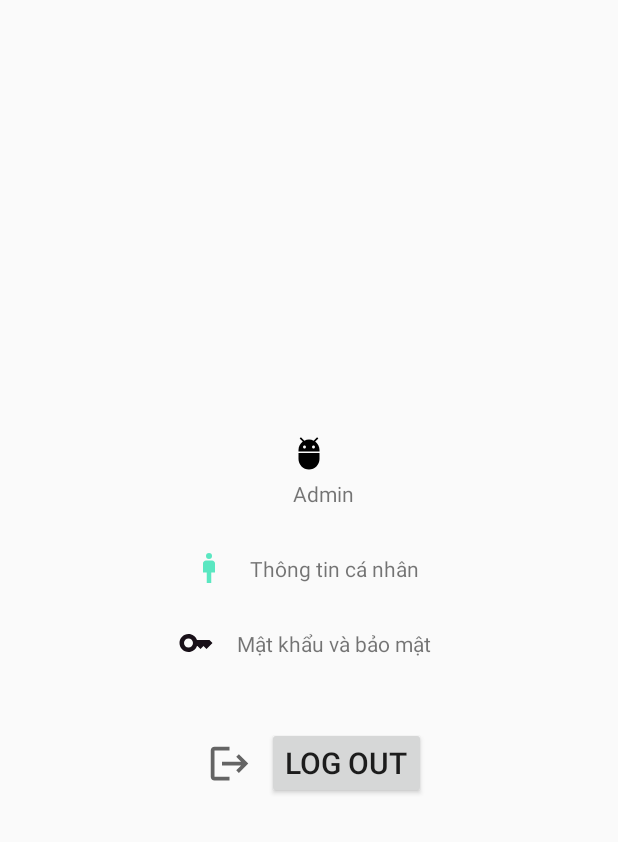
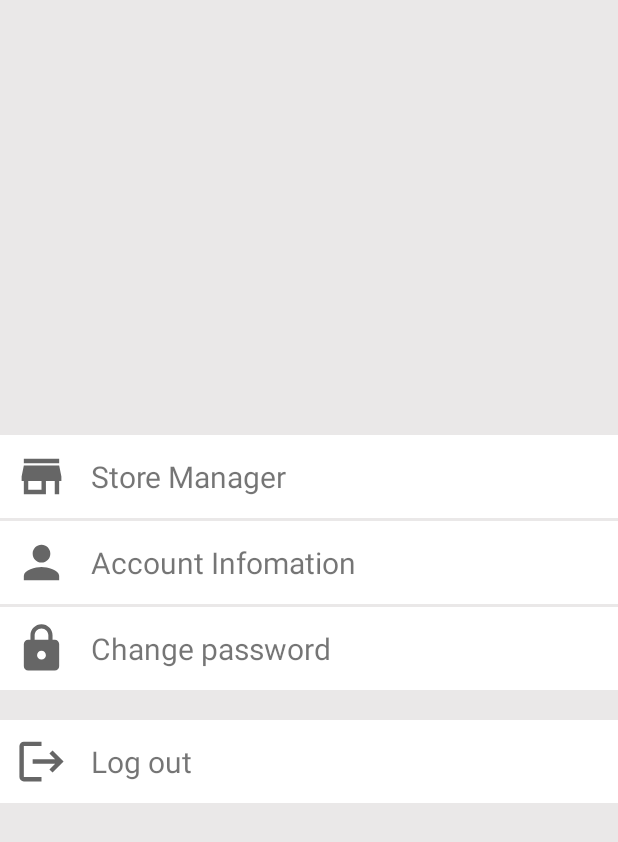
Before and after one commit to PhamTrGiang/Quan_ly_thue_xe, an Android app: the fragment Fragment_settinh shown on its own in the app's theme, on a phone screen of 412 x 824 dp. Shown: the top 842 px of the screen. Run offline under Robolectric (Android 15) with nearby library versions, the phone set to English and light mode, and no system bars.

Commit message:
Giang_background

```diff
--- a/app/src/main/java/com/example/quan_ly_thue_xe/Framentkhachhang/Fragment_settinh.java
+++ b/app/src/main/java/com/example/quan_ly_thue_xe/Framentkhachhang/Fragment_settinh.java
@@ -13,9 +13,10 @@ import android.view.ViewGroup;
 import android.widget.LinearLayout;
 
 import com.example.quan_ly_thue_xe.R;
+import com.example.quan_ly_thue_xe.StartScreenActivity;
 
 public class Fragment_settinh extends Fragment {
-LinearLayout admin1;
+LinearLayout admin1,linearLogout;
 
 
     public Fragment_settinh() {
@@ -24,7 +25,6 @@ LinearLayout admin1;
 
     public static Fragment_settinh newInstance() {
         Fragment_settinh fragment = new Fragment_settinh();
-
         return fragment;
     }
 
@@ -37,7 +37,7 @@ LinearLayout admin1;
     @Override
     public View onCreateView(LayoutInflater inflater, ViewGroup container,
                              Bundle savedInstanceState) {
-        return inflater.inflate(R.layout.fragment_settinh, container, false);
+        View v = inflater.inflate(R.layout.fragment_settinh, container, false);
 //        admin1=container.findViewById(R.id.admin1);
 //        admin1.setOnClickListener(new View.OnClickListener() {
 //            @Override
@@ -47,7 +47,16 @@ LinearLayout admin1;
 //
 //            }
 //        });
+        linearLogout = v.findViewById(R.id.linearLogout);
+        linearLogout.setOnClickListener(new View.OnClickListener() {
+            @Override
+            public void onClick(View v) {
+                Intent iLogout = new Intent(getContext(), StartScreenActivity.class);
+                startActivity(iLogout);
 
+            }
+        });
+        return v;
     }
 
 
@@ -60,8 +69,6 @@ LinearLayout admin1;
             public void onClick(View v) {
                 Intent intent = new Intent(getContext(),MainActivity.class);
                 startActivity(intent);
-
-
             }
         });
     }
--- /dev/null
+++ b/app/src/main/res/drawable/background_button_setting.xml
@@ -0,0 +1,7 @@
+<?xml version="1.0" encoding="utf-8"?>
+<shape xmlns:android="http://schemas.android.com/apk/res/android">
+    <solid
+        android:color="@color/white"
+        />
+
+</shape>
--- /dev/null
+++ b/app/src/main/res/drawable/ic_baseline_lock_24.xml
@@ -0,0 +1,10 @@
+<vector xmlns:android="http://schemas.android.com/apk/res/android"
+    android:width="24dp"
+    android:height="24dp"
+    android:viewportWidth="24"
+    android:viewportHeight="24"
+    android:tint="?attr/colorControlNormal">
+  <path
+      android:fillColor="@android:color/white"
+      android:pathData="M18,8h-1L17,6c0,-2.76 -2.24,-5 -5,-5S7,3.24 7,6v2L6,8c-1.1,0 -2,0.9 -2,2v10c0,1.1 0.9,2 2,2h12c1.1,0 2,-0.9 2,-2L20,10c0,-1.1 -0.9,-2 -2,-2zM12,17c-1.1,0 -2,-0.9 -2,-2s0.9,-2 2,-2 2,0.9 2,2 -0.9,2 -2,2zM15.1,8L8.9,8L8.9,6c0,-1.71 1.39,-3.1 3.1,-3.1 1.71,0 3.1,1.39 3.1,3.1v2z"/>
+</vector>
--- /dev/null
+++ b/app/src/main/res/drawable/ic_baseline_store_mall_directory_24.xml
@@ -0,0 +1,10 @@
+<vector xmlns:android="http://schemas.android.com/apk/res/android"
+    android:width="24dp"
+    android:height="24dp"
+    android:viewportWidth="24"
+    android:viewportHeight="24"
+    android:tint="?attr/colorControlNormal">
+  <path
+      android:fillColor="@android:color/white"
+      android:pathData="M20,4L4,4v2h16L20,4zM21,14v-2l-1,-5L4,7l-1,5v2h1v6h10v-6h4v6h2v-6h1zM12,18L6,18v-4h6v4z"/>
+</vector>
--- a/app/src/main/res/layout/fragment_settinh.xml
+++ b/app/src/main/res/layout/fragment_settinh.xml
@@ -6,27 +6,30 @@
     android:orientation="vertical"
     tools:context=".Framentkhachhang.Fragment_settinh"
     android:gravity="center"
+    android:background="#EAE8E8"
     >
 
     <LinearLayout
         android:id="@+id/admin1"
         android:layout_width="match_parent"
         android:layout_height="wrap_content"
-        android:gravity="center"
-        android:orientation="vertical"
-        android:padding="10dp">
+        android:orientation="horizontal"
+        android:padding="10dp"
+        android:layout_marginTop="2dp"
+        android:background="@color/white">
 
         <ImageView
-            android:layout_width="wrap_content"
-            android:layout_height="wrap_content"
-            android:src="@drawable/admin" />
+            android:layout_width="35dp"
+            android:layout_height="35dp"
+            android:layout_marginRight="15dp"
+            android:src="@drawable/ic_baseline_store_mall_directory_24" />
 
         <TextView
             android:layout_width="wrap_content"
             android:layout_height="wrap_content"
-            android:layout_marginLeft="10dp"
-            android:padding="5dp"
-            android:text="Admin"
+            android:layout_gravity="center_vertical"
+            android:textSize="20dp"
+            android:text="Store Manager"
 
             />
     </LinearLayout>
@@ -36,67 +39,74 @@
         android:layout_height="wrap_content"
         android:orientation="horizontal"
         android:padding="10dp"
-        android:gravity="center"
+
         android:id="@+id/thongtin"
+        android:layout_marginTop="2dp"
+        android:background="@color/white"
         >
         <ImageView
-            android:layout_width="wrap_content"
-            android:layout_height="wrap_content"
-            android:src="@drawable/thongtin"
+            android:layout_width="35dp"
+            android:layout_height="35dp"
+            android:layout_marginRight="15dp"
+            android:src="@drawable/ic_baseline_person_24"
             />
         <TextView
             android:layout_width="wrap_content"
             android:layout_height="wrap_content"
-            android:text="Thông tin cá nhân"
-            android:padding="5dp"
-            android:layout_marginLeft="10dp"
+            android:text="Account Infomation"
+            android:layout_gravity="center_vertical"
+            android:textSize="20dp"
 
             />
     </LinearLayout>
 
     <LinearLayout
+        android:id="@+id/tvmk"
         android:layout_width="match_parent"
         android:layout_height="wrap_content"
         android:orientation="horizontal"
         android:padding="10dp"
-        android:gravity="center"
-        android:id="@+id/tvmk"
+        android:layout_marginTop="2dp"
+        android:background="@color/white"
         >
 
         <ImageView
-            android:layout_width="wrap_content"
-            android:layout_height="wrap_content"
-            android:src="@drawable/mk" />
+            android:layout_width="35dp"
+            android:layout_height="35dp"
+            android:layout_marginRight="15dp"
+            android:src="@drawable/ic_baseline_lock_24" />
 
         <TextView
             android:layout_width="wrap_content"
             android:layout_height="wrap_content"
-            android:padding="5dp"
-            android:text="Mật khẩu và bảo mật"
-            android:layout_marginLeft="10dp"
+            android:layout_gravity="center_vertical"
+            android:textSize="20dp"
+            android:text="Change password"
             />
     </LinearLayout>
+
     <LinearLayout
+        android:id="@+id/linearLogout"
         android:layout_width="match_parent"
         android:layout_height="wrap_content"
+        android:layout_marginTop="20dp"
+        android:gravity="left"
         android:orientation="horizontal"
         android:padding="10dp"
-        android:gravity="center"
-        android:layout_marginTop="20dp">
+        android:background="@color/white">
 
         <ImageView
-            android:layout_width="50dp"
-            android:layout_height="50dp"
+            android:layout_width="35dp"
+            android:layout_height="35dp"
             android:src="@drawable/ic_baseline_logout_24"
-            android:padding="10dp"/>
+            android:layout_marginRight="15dp"/>
 
-        <Button
+        <TextView
             android:layout_width="wrap_content"
             android:layout_height="wrap_content"
             android:text="Log out"
-            android:textSize="20dp"
-            android:id="@+id/btnthoat"
-            />
+            android:layout_gravity="center_vertical"
+            android:textSize="20dp" />
     </LinearLayout>
 
 </LinearLayout>
```
